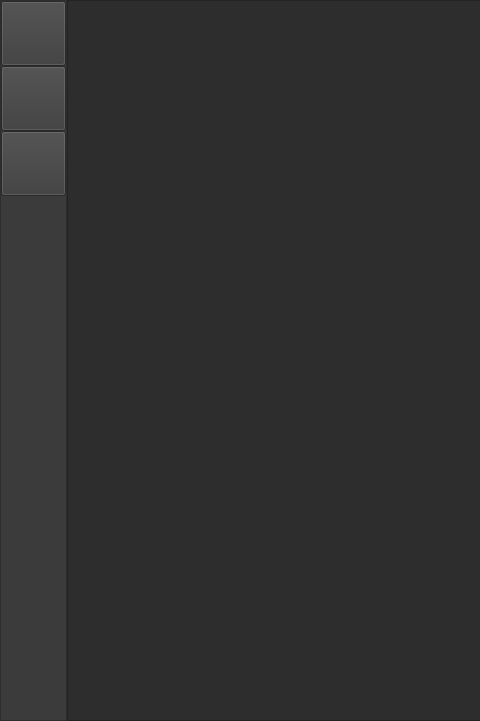
Above: VGTrackerDesktop/VGTrackerMainWindow.ui from davidAzr/VGTrackerDesktop before the change; both pictures show x 0 to 480 and y 0 to 721 of the 1280 by 721 pixel window. Below: the same form after it.
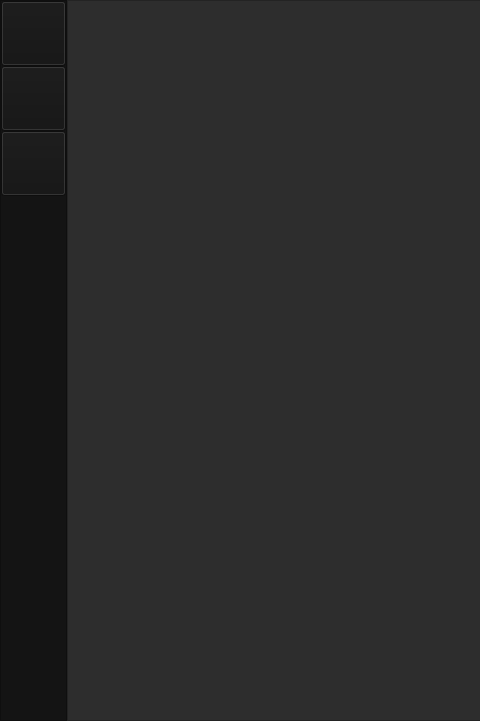
That is the form after the change. Icons and pictures are not drawn.

```diff
--- a/VGTrackerDesktop/VGTrackerMainWindow.ui
+++ b/VGTrackerDesktop/VGTrackerMainWindow.ui
@@ -26,7 +26,7 @@
   </property>
   <property name="styleSheet">
    <string notr="true">QWidget#fr_sidebar, QWidget#fr_sidebar * {
-	background-color: rgb(59, 59, 59);
+	background-color: rgb(20, 20, 20);
 	color:white
 }
 QWidget#fr_formholder {
```
